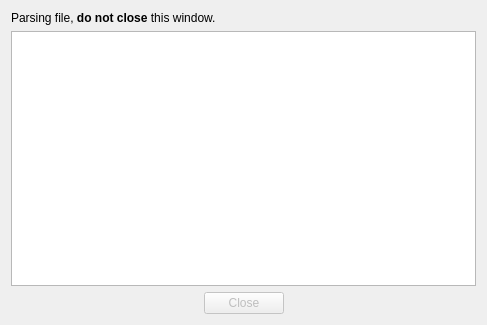
tootal/DBLParse, file parsedialog.ui: the form before one commit.
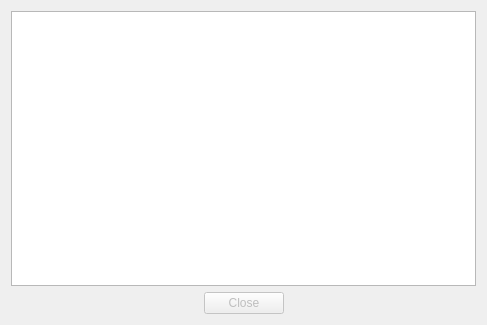
The form after the commit.

Commit message: delete parseDialog label

Diff of the .ui file:
```diff
--- a/parsedialog.ui
+++ b/parsedialog.ui
@@ -17,13 +17,6 @@
    <string>Processing XML file</string>
   </property>
   <layout class="QVBoxLayout" name="verticalLayout">
-   <item>
-    <widget class="QLabel" name="label">
-     <property name="text">
-      <string>Parsing file, &lt;b&gt;do not close&lt;/b&gt; this window.</string>
-     </property>
-    </widget>
-   </item>
    <item>
     <widget class="QTextBrowser" name="textBrowser"/>
    </item>
```
